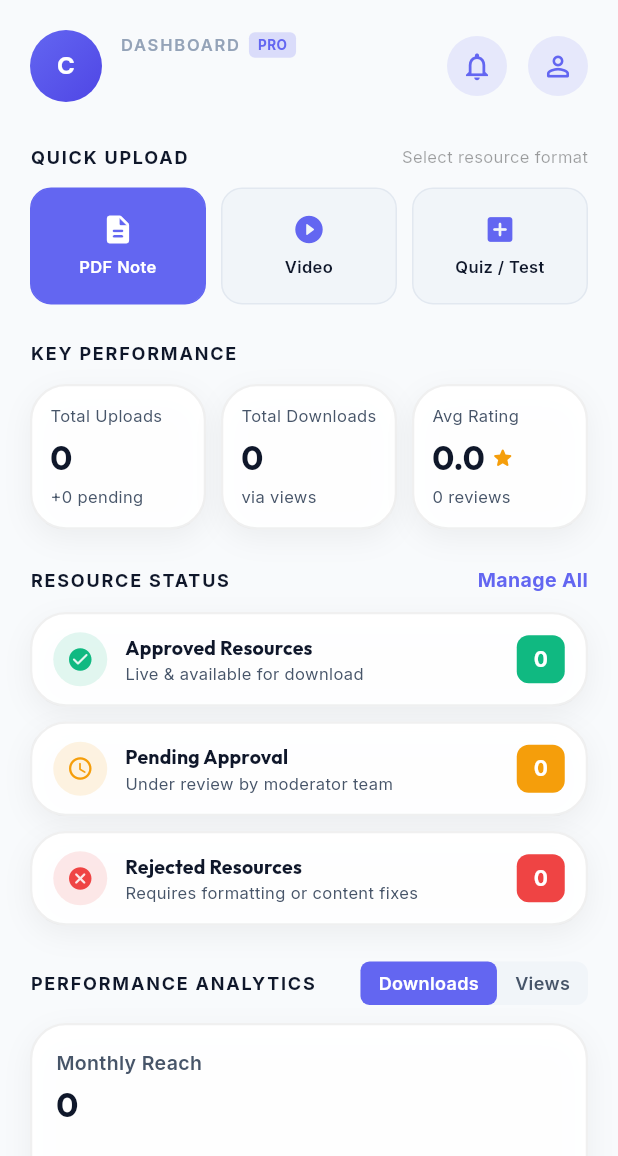
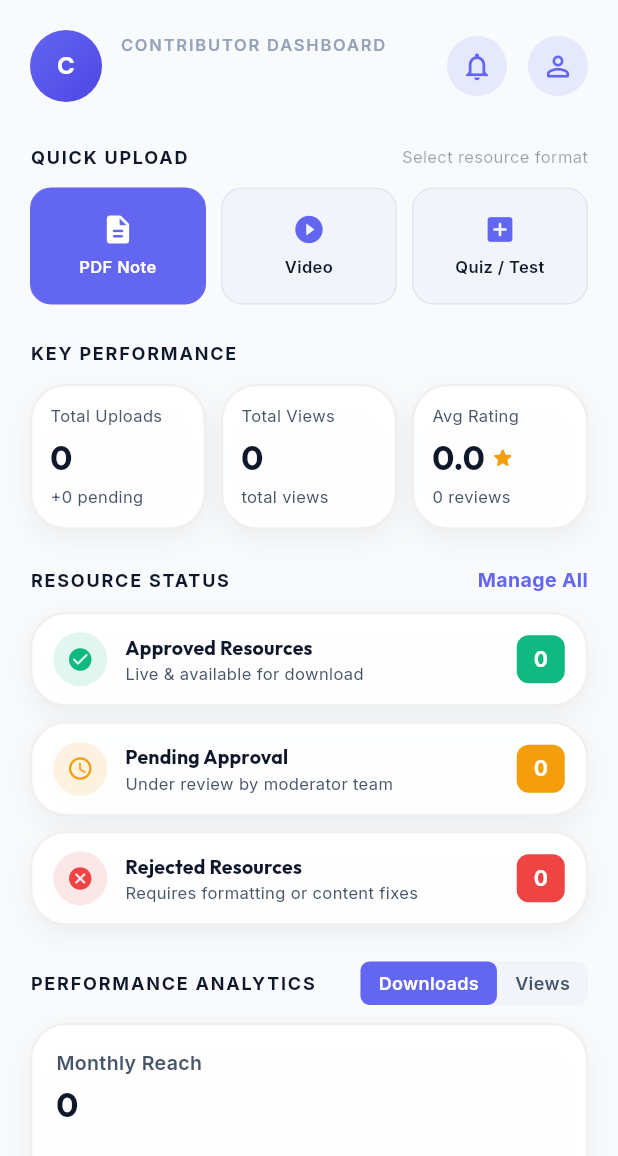
Before and after one commit to meherajmithun/EduShare, a Flutter app: the ContributorDashboardScreen screen opened directly, on a phone screen of 412 x 824 dp. Shown: the top 1156 px of the screen. Run offline on Flutter 3.47's test engine with Material 3 defaults, Android fonts, the phone set to English and light mode, and no system bars; our stand-ins replace chewie, file_picker, flutter_secure_storage, google_fonts, local_auth, shared_preferences and 2 more; missing offline and left inert: flutter_pdfview; accounts and stored records are empty; network calls fail.

Commit message:
fix: contributor dashboard header, real backend stats integration, and clickable cards

```diff
--- a/lib/views/home/contributor_dashboard_screen.dart
+++ b/lib/views/home/contributor_dashboard_screen.dart
@@ -15,7 +15,6 @@ import 'package:edushare/core/services/firestore_service.dart';
 import 'package:edushare/core/services/notification_service.dart';
 import 'package:edushare/models/user_model.dart';
 import 'package:edushare/widgets/glass_card.dart';
-import 'package:edushare/widgets/notification_bell.dart';
 import 'package:edushare/views/upload/upload_resource_screen.dart';
 import 'package:edushare/views/upload/my_uploads_screen.dart';
 import 'package:edushare/views/notifications/notifications_screen.dart';
@@ -128,28 +127,12 @@ class _ContributorDashboardScreenState extends State<ContributorDashboardScreen>
                                     Row(
                                       children: [
                                         Text(
-                                          'DASHBOARD',
+                                          'CONTRIBUTOR DASHBOARD',
                                           style: theme.textTheme.labelLarge?.copyWith(
                                             color: AppTheme.darkTextSecondary,
                                             fontSize: 11,
                                             letterSpacing: 1.2,
                                             fontWeight: FontWeight.w600,
-                                          ),
-                                        ),
-                                        const SizedBox(width: 6),
-                                        Container(
-                                          padding: const EdgeInsets.symmetric(horizontal: 6, vertical: 2),
-                                          decoration: BoxDecoration(
-                                            color: AppTheme.primaryColor.withOpacity(0.2),
-                                            borderRadius: BorderRadius.circular(4),
-                                          ),
-                                          child: const Text(
-                                            'PRO',
-                                            style: TextStyle(
-                                              color: AppTheme.primaryColor,
-                                              fontSize: 9,
-                                              fontWeight: FontWeight.bold,
-                                            ),
                                           ),
                                         ),
                                       ],
@@ -294,14 +277,16 @@ class _ContributorDashboardScreenState extends State<ContributorDashboardScreen>
                                 label: 'Total Uploads',
                                 value: '${_stats?['totalUploads'] ?? 0}',
                                 subtitle: '+${_stats?['pendingUploads'] ?? 0} pending',
+                                onTap: () => _pushAndRefresh(const MyUploadsScreen()),
                               ),
                             ),
                             const SizedBox(width: 10),
                             Expanded(
                               child: _KeyStatCard(
-                                label: 'Total Downloads',
-                                value: _formatCount(_stats?['totalDownloads'] ?? 0),
-                                subtitle: 'via views',
+                                label: 'Total Views',
+                                value: _formatCount(_stats?['totalViews'] ?? _stats?['totalDownloads'] ?? 0),
+                                subtitle: 'total views',
+                                onTap: () => _pushAndRefresh(const MyUploadsScreen()),
                               ),
                             ),
                             const SizedBox(width: 10),
@@ -311,6 +296,7 @@ class _ContributorDashboardScreenState extends State<ContributorDashboardScreen>
                                 value: (_stats?['avgRating'] as num? ?? 0.0).toStringAsFixed(1),
                                 subtitle: '${_stats?['totalRatings'] ?? 0} reviews',
                                 showStar: true,
+                                onTap: () => _pushAndRefresh(const MyUploadsScreen()),
                               ),
                             ),
                           ],
@@ -658,18 +644,20 @@ class _KeyStatCard extends StatelessWidget {
   final String value;
   final String subtitle;
   final bool showStar;
+  final VoidCallback? onTap;
 
   const _KeyStatCard({
     required this.label,
     required this.value,
     required this.subtitle,
     this.showStar = false,
+    this.onTap,
   });
 
   @override
   Widget build(BuildContext context) {
     final theme = Theme.of(context);
-    return GlassCard(
+    Widget card = GlassCard(
       padding: const EdgeInsets.all(12),
       child: Column(
         crossAxisAlignment: CrossAxisAlignment.start,
@@ -706,6 +694,15 @@ class _KeyStatCard extends StatelessWidget {
         ],
       ),
     );
+
+    if (onTap != null) {
+      return GestureDetector(
+        behavior: HitTestBehavior.opaque,
+        onTap: onTap,
+        child: card,
+      );
+    }
+    return card;
   }
 }
 
```
Also changed, not shown: 1 other file.
